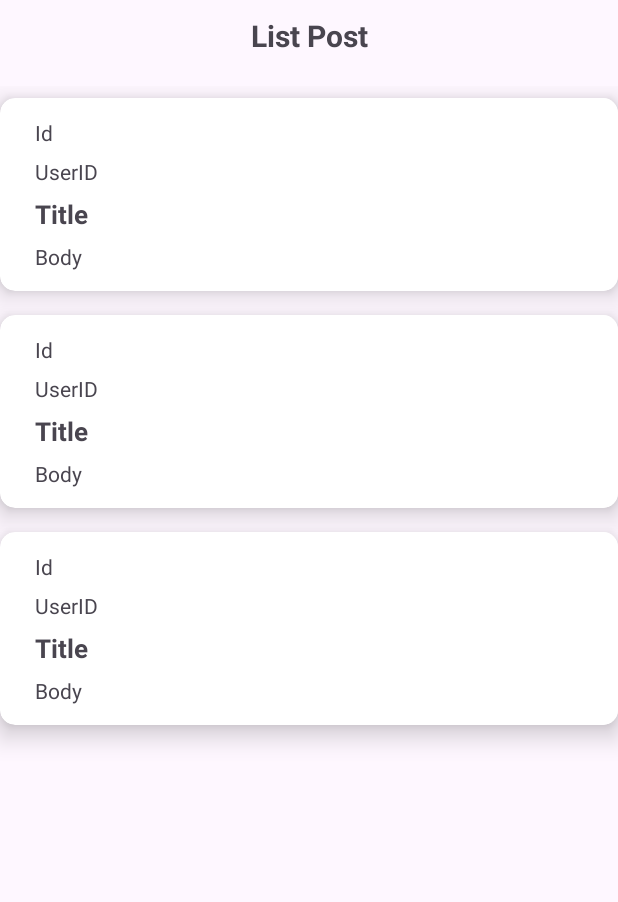
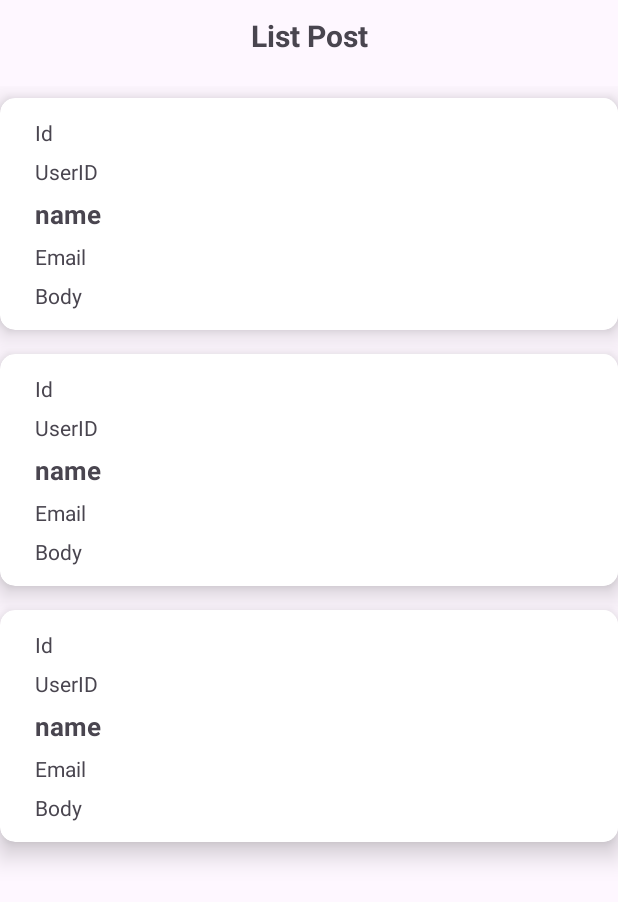
Before and after one commit to giandiport80/BelajarAndroidRetrofit, an Android app: the layout activity_main.xml on its own in the app's theme, with its tools: preview values and no code run, on a phone screen of 412 x 824 dp. Shown: the top 902 px of the screen. Run offline under Robolectric (Android 15) with nearby library versions, the phone set to English and light mode, and no system bars.

```diff
--- a/app/src/main/res/layout/activity_main.xml
+++ b/app/src/main/res/layout/activity_main.xml
@@ -28,7 +28,7 @@
         app:layout_constraintEnd_toEndOf="parent"
         app:layout_constraintTop_toBottomOf="@id/textViewHeaderTitle"
         app:layout_constraintBottom_toBottomOf="parent"
-        tools:listitem="@layout/item_post"
+        tools:listitem="@layout/item_comment"
         app:layoutManager="androidx.recyclerview.widget.LinearLayoutManager" />
 
 </androidx.constraintlayout.widget.ConstraintLayout>
--- /dev/null
+++ b/app/src/main/res/layout/item_comment.xml
@@ -0,0 +1,63 @@
+<?xml version="1.0" encoding="utf-8"?>
+<androidx.cardview.widget.CardView xmlns:android="http://schemas.android.com/apk/res/android"
+    android:layout_width="match_parent"
+    android:layout_height="wrap_content"
+    xmlns:app="http://schemas.android.com/apk/res-auto"
+    android:layout_marginTop="8dp"
+    android:layout_marginBottom="8dp"
+    app:cardCornerRadius="10dp"
+    app:cardElevation="10dp"
+    android:orientation="vertical"
+    android:padding="5dp">
+
+    <LinearLayout
+        android:layout_weight="1"
+        android:layout_width="match_parent"
+        android:layout_height="wrap_content"
+        android:orientation="vertical"
+        android:paddingStart="10dp"
+        android:paddingEnd="10dp"
+        android:paddingTop="10dp"
+        android:paddingBottom="10dp"
+        android:layout_marginStart="10dp"
+        android:background="#fff">
+
+        <TextView
+            android:id="@+id/textViewId"
+            android:layout_width="match_parent"
+            android:layout_height="wrap_content"
+            android:padding="3dp"
+            android:text="Id" />
+
+        <TextView
+            android:id="@+id/textViewPostId"
+            android:layout_width="match_parent"
+            android:layout_height="wrap_content"
+            android:padding="3dp"
+            android:text="UserID" />
+
+        <TextView
+            android:id="@+id/textViewName"
+            android:layout_width="match_parent"
+            android:layout_height="wrap_content"
+            android:padding="3dp"
+            android:textSize="17sp"
+            android:textStyle="bold"
+            android:text="name" />
+
+        <TextView
+            android:id="@+id/textViewEmail"
+            android:layout_width="match_parent"
+            android:layout_height="wrap_content"
+            android:padding="3dp"
+            android:text="Email" />
+
+        <TextView
+            android:id="@+id/textViewBody"
+            android:layout_width="match_parent"
+            android:layout_height="wrap_content"
+            android:padding="3dp"
+            android:text="Body" />
+    </LinearLayout>
+
+</androidx.cardview.widget.CardView>
```
Also changed, not shown: app/src/main/java/com/giandev/belajarandroidretrofit/Api.kt (+23 -0 lines), app/src/main/java/com/giandev/belajarandroidretrofit/CommentAdapter.kt (added, +31 -0 lines), app/src/main/java/com/giandev/belajarandroidretrofit/MainActivity.kt (+129 -4 lines), app/src/main/java/com/giandev/belajarandroidretrofit/response/CommentResponse.kt (added, +9 -0 lines).
